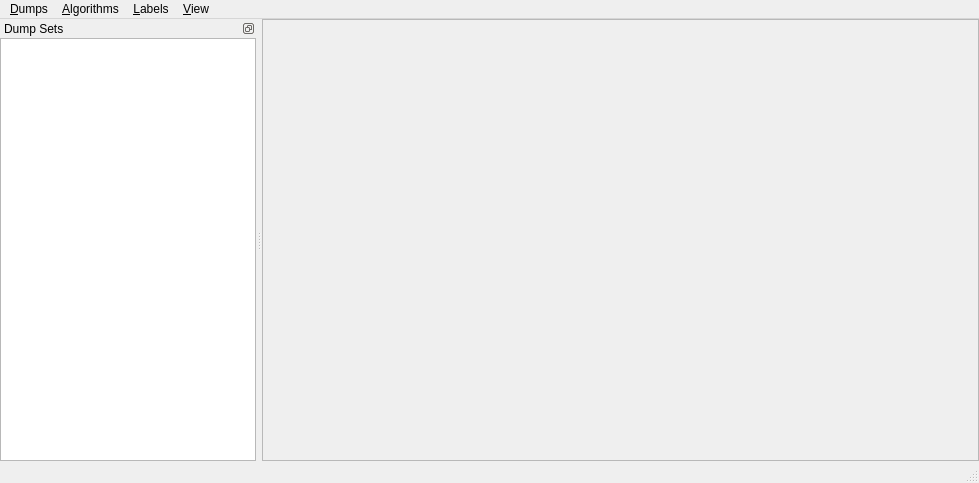
First picture: the form in BitGrapher/ui/mainwindow.ui, repository nhurman/data-carving, before the edit.
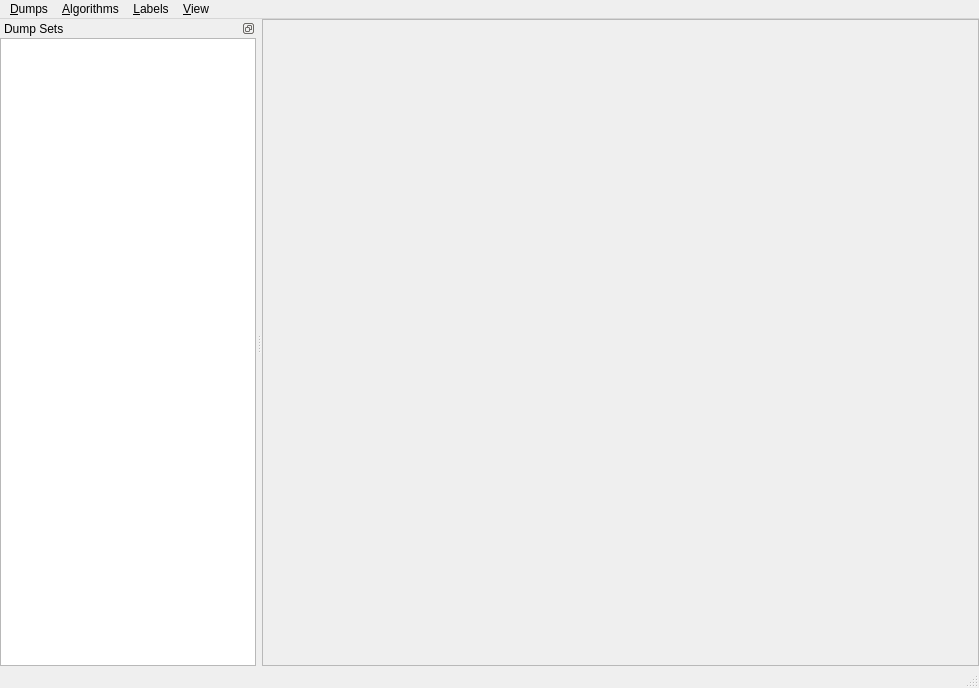
Second picture: the form after the edit. Custom widgets are drawn as their Qt base class.

Commit message: Association - Graphic side - part 3

```diff
--- a/BitGrapher/ui/mainwindow.ui
+++ b/BitGrapher/ui/mainwindow.ui
@@ -7,7 +7,7 @@
     <x>0</x>
     <y>0</y>
     <width>979</width>
-    <height>483</height>
+    <height>688</height>
    </rect>
   </property>
   <property name="windowTitle">
@@ -50,9 +50,19 @@
          <x>0</x>
          <y>0</y>
          <width>720</width>
-         <height>430</height>
+         <height>635</height>
         </rect>
        </property>
+       <widget class="AssociationViewWidget" name="AssociationWidget" native="true">
+        <property name="geometry">
+         <rect>
+          <x>10</x>
+          <y>350</y>
+          <width>701</width>
+          <height>281</height>
+         </rect>
+        </property>
+       </widget>
       </widget>
      </widget>
     </item>
@@ -264,6 +274,12 @@
    <extends>QTreeWidget</extends>
    <header>ui/DumpSetTreeWidget.h</header>
   </customwidget>
+  <customwidget>
+   <class>AssociationViewWidget</class>
+   <extends>QWidget</extends>
+   <header>ui/AssociationViewWidget.h</header>
+   <container>1</container>
+  </customwidget>
  </customwidgets>
  <resources/>
  <connections/>
```
The commit also changes 2 other files.
